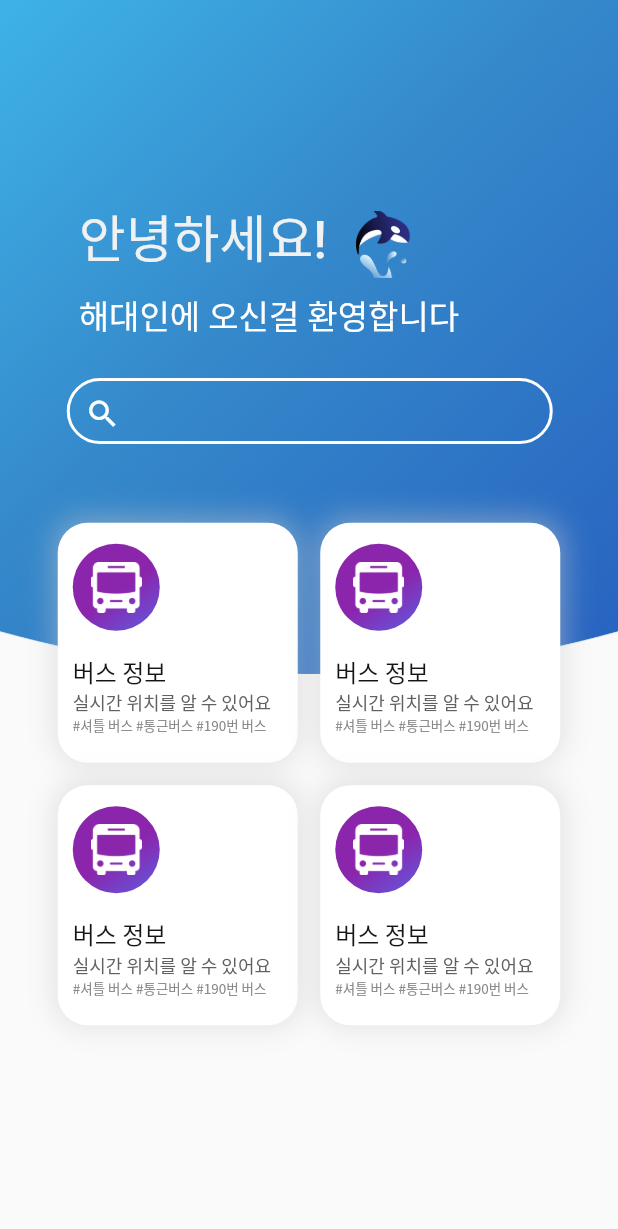
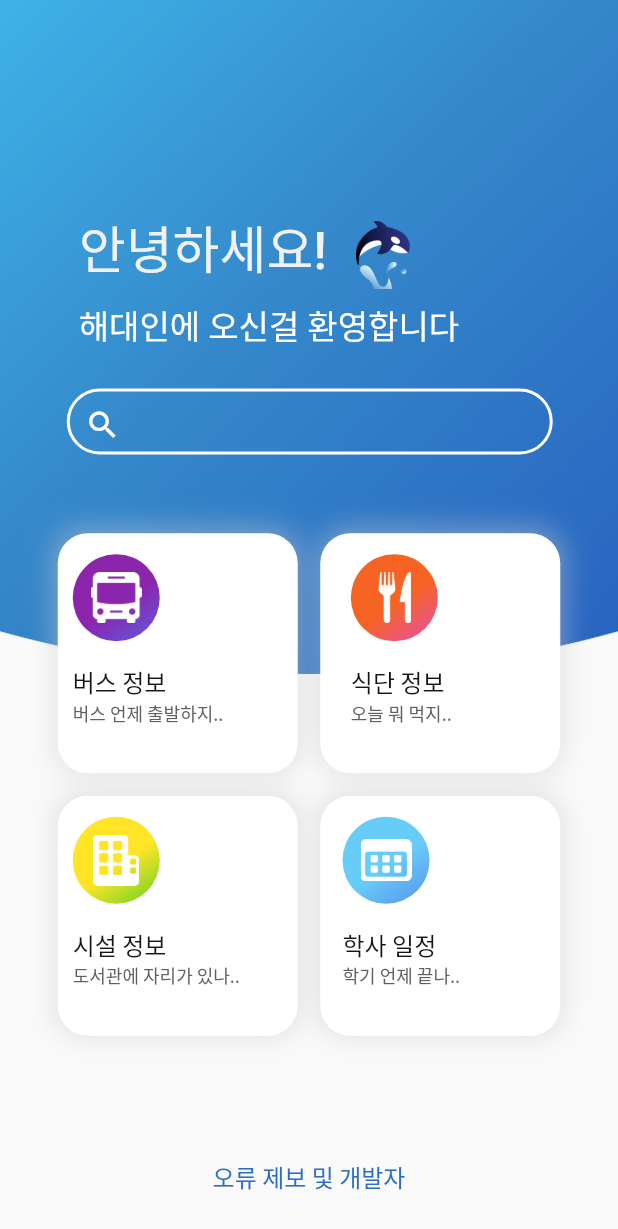
Before and after one commit to mini-wookie/KMOUIN_APP, a Flutter app: the screen it shows after launch, on a phone screen of 412 x 824 dp. Shown: the top 1229 px of the screen. Run offline on Flutter 3.47's test engine with Material 2 defaults, Android fonts, the phone set to English and light mode, and no system bars; Roboto replaces fonts that are missing (NotoSansKR-Light, NotoSansKR-Medium).

Commit message:
Refactoring + Customization _ 기본 레이아웃 작업 완료

```diff
--- a/lib/main.dart
+++ b/lib/main.dart
@@ -1,8 +1,9 @@
 import 'package:flutter/material.dart';
 import 'package:flutter/services.dart';
-import 'package:kmouin/screens/BusPage.dart';
-import 'package:kmouin/screens/MenuPage.dart';
 import 'widgets/TopContainer.dart';
+import 'widgets/mainPageData.dart';
+import 'widgets/mainCategory.dart';
+import 'widgets/mainIcon.dart';
 
 void main() {
   SystemChrome.setSystemUIOverlayStyle(SystemUiOverlayStyle(
@@ -45,6 +46,7 @@ class _MyHomePageState extends State<MyHomePage> {
             ),
           ),
           Container(
+            margin: EdgeInsets.only(top:112.0),
             child: Column(
               mainAxisAlignment: MainAxisAlignment.center,
               children: <Widget>[
@@ -118,8 +120,71 @@ class _MyHomePageState extends State<MyHomePage> {
                     ),
                   ],
                 ), //상단 타이틀 및 검색바 부분
-                CardRow(),
-                CardRow(),
+                Row(
+                  mainAxisAlignment: MainAxisAlignment.center,
+                  children: <Widget>[
+                    CategoryCards(
+                      logoContainer: IconContainer(
+                        startingColor: color1,
+                        endingColor: color2,
+                        iconImage: Image.asset('images/frontPage/bus@3x.png'),
+                      ),
+                      containerTitle: '버스 정보',
+                      containerDescription: '버스 언제 출발하지..',
+                      order: 1,
+                    ),
+                    CategoryCards(
+                      logoContainer: IconContainer(
+                        startingColor: color3,
+                        endingColor: color4,
+                        iconImage: Image.asset('images/frontPage/meal@3x.png'),
+                      ),
+                      containerTitle: '식단 정보',
+                      containerDescription: '오늘 뭐 먹지..',
+                      order: 2,
+                    ),
+                  ],
+                ),
+                Row(
+                  mainAxisAlignment: MainAxisAlignment.center,
+                  children: <Widget>[
+                    CategoryCards(
+                      logoContainer: IconContainer(
+                        startingColor: color5,
+                        endingColor: color6,
+                        iconImage:
+                            Image.asset('images/frontPage/facility@3x.png'),
+                      ),
+                      containerTitle: '시설 정보',
+                      containerDescription: '도서관에 자리가 있나..',
+                      order: 3,
+                    ),
+                    CategoryCards(
+                      logoContainer: IconContainer(
+                        startingColor: color7,
+                        endingColor: color8,
+                        iconImage: Image.asset('images/frontPage/sched@3x.png'),
+                      ),
+                      containerTitle: '학사 일정',
+                      containerDescription: '학기 언제 끝나..',
+                      order: 4,
+                    ),
+                  ],
+                ),
+                Center(
+                  child: // 오류 제보 및 개발자
+                      Container(
+                        margin: EdgeInsets.only(top:74.0),
+                        child: Text("오류 제보 및 개발자",
+                            style: const TextStyle(
+                                color: const Color(0xff2c6ec4),
+                                fontWeight: FontWeight.w500,
+                                fontFamily: "NotoSansKR",
+                                fontStyle: FontStyle.normal,
+                                fontSize: 16.0),
+                            textAlign: TextAlign.center),
+                      ),
+                ),
               ],
             ),
           ),
@@ -128,131 +193,3 @@ class _MyHomePageState extends State<MyHomePage> {
     );
   }
 }
-
-class CardRow extends StatelessWidget {
-  const CardRow({
-    Key key,
-  }) : super(key: key);
-
-  @override
-  Widget build(BuildContext context) {
-    return Row(
-      mainAxisAlignment: MainAxisAlignment.center,
-      children: <Widget>[
-        // Rectangle Copy 2
-        CategoryCards(),
-        CategoryCards(),
-      ],
-    );
-  }
-}
-
-class CategoryCards extends StatelessWidget {
-  const CategoryCards({
-    Key key,
-  }) : super(key: key);
-
-  @override
-  Widget build(BuildContext context) {
-    return Container(
-      margin: EdgeInsets.all(7.5),
-      width: 160,
-      height: 160,
-      alignment: Alignment.centerLeft,
-      padding: EdgeInsets.only(left:10.0),
-      decoration: BoxDecoration(
-        borderRadius: BorderRadius.all(Radius.circular(20)),
-        boxShadow: [
-          BoxShadow(
-            color: const Color(0x80cacaca),
-            offset: Offset(0, -1),
-            blurRadius: 16,
-            spreadRadius: 2,
-          ),
-        ],
-        color: const Color(0xffffffff),
-      ),
-      child: FlatButton(
-        padding: EdgeInsets.all(0.0),
-        onPressed: () {
-          Navigator.push(
-            context,
-            MaterialPageRoute(
-              builder: (context) => BusPage(),
-            ),
-          );
-        },
-        child: Column(
-          mainAxisAlignment: MainAxisAlignment.start,
-          crossAxisAlignment: CrossAxisAlignment.start,
-          children: <Widget>[
-            Container(
-              margin: EdgeInsets.fromLTRB(0.0, 14.0, 0.0, 15.0),
-              width: 58.0,
-              height: 58.0,
-              decoration: BoxDecoration(
-                borderRadius: BorderRadius.circular(58.0),
-                gradient: LinearGradient(
-                  begin: Alignment(
-                    0.20662397904829533,
-                    0,
-                  ),
-                  end: Alignment(
-                    0.8835055264559655,
-                    1.0000000000000002,
-                  ),
-                  colors: [
-                    const Color(0xff8b25ac),
-                    const Color(0xff6159de),
-                  ],
-                ),
-              ),
-              child: Container(
-                padding: EdgeInsets.all(12.0),
-                child: Image.asset(
-                  'images/frontPage/bus@3x.png',
-                ),
-              ),
-            ),
-            // 버스 정보
-            Text(
-              "버스 정보",
-              style: const TextStyle(
-                color: const Color(0xff131415),
-                fontWeight: FontWeight.w500,
-                fontFamily: "NotoSansKR",
-                fontStyle: FontStyle.normal,
-                fontSize: 16.0,
-              ),
-              textAlign: TextAlign.center,
-            ),
-            // 실시간 위치를 알 수 있어요
-            Text(
-              "실시간 위치를 알 수 있어요",
-              style: const TextStyle(
-                color: const Color(0xff5f605f),
-                fontWeight: FontWeight.w500,
-                fontFamily: "NotoSansKR",
-                fontStyle: FontStyle.normal,
-                fontSize: 12.0,
-              ),
-              textAlign: TextAlign.center,
-            ),
-            // #셔틀 버스
-            Text(
-              "#셔틀 버스 #통근버스 #190번 버스",
-              style: const TextStyle(
-                color: const Color(0xff878787),
-                fontWeight: FontWeight.w500,
-                fontFamily: "NotoSansKR",
-                fontStyle: FontStyle.normal,
-                fontSize: 9.0,
-              ),
-              textAlign: TextAlign.center,
-            )
-          ],
-        ),
-      ),
-    );
-  }
-}
--- /dev/null
+++ b/lib/widgets/mainCategory.dart
@@ -0,0 +1,93 @@
+import 'package:flutter/material.dart';
+import '../widgets/mainPageData.dart';
+
+class CategoryCards extends StatelessWidget {
+  CategoryCards({
+    @required this.logoContainer,
+    @required this.containerTitle,
+    @required this.containerDescription,
+    @required this.order,
+  });
+
+  final int order;
+  final logoContainer;
+  final String containerTitle;
+  final String containerDescription;
+
+  @override
+  Widget build(BuildContext context) {
+    return Container(
+      margin: EdgeInsets.all(7.5),
+      width: 160,
+      height: 160,
+      alignment: Alignment.centerLeft,
+      padding: EdgeInsets.only(left: 10.0),
+      decoration: BoxDecoration(
+        borderRadius: BorderRadius.all(Radius.circular(20)),
+        boxShadow: [
+          BoxShadow(
+            color: const Color(0x80cacaca),
+            offset: Offset(0, -1),
+            blurRadius: 16,
+            spreadRadius: 2,
+          ),
+        ],
+        color: const Color(0xffffffff),
+      ),
+      child: FlatButton(
+        padding: EdgeInsets.all(0.0),
+        onPressed: () {
+          Navigator.push(
+            context,
+            MaterialPageRoute(
+              builder: (context) => category[order-1],
+            ),
+          );
+        },
+        child: Column(
+          mainAxisAlignment: MainAxisAlignment.start,
+          crossAxisAlignment: CrossAxisAlignment.start,
+          children: <Widget>[
+            logoContainer,
+            // 버스 정보
+            Text(
+              containerTitle,
+              style: const TextStyle(
+                color: const Color(0xff131415),
+                fontWeight: FontWeight.w500,
+                fontFamily: "NotoSansKR",
+                fontStyle: FontStyle.normal,
+                fontSize: 16.0,
+              ),
+              textAlign: TextAlign.center,
+            ),
+            // 실시간 위치를 알 수 있어요
+            Text(
+              containerDescription,
+              style: const TextStyle(
+                color: const Color(0xff5f605f),
+                fontWeight: FontWeight.w500,
+                fontFamily: "NotoSansKR",
+                fontStyle: FontStyle.normal,
+                fontSize: 12.0,
+              ),
+              textAlign: TextAlign.center,
+            ),
+            // #셔틀 버스
+//            Text(
+//              "#셔틀 버스 #통근버스 #190번 버스",
+//              style: const TextStyle(
+//                color: const Color(0xff878787),
+//                fontWeight: FontWeight.w500,
+//                fontFamily: "NotoSansKR",
+//                fontStyle: FontStyle.normal,
+//                fontSize: 9.0,
+//              ),
+//              textAlign: TextAlign.center,
+//            )
+          ],
+        ),
+      ),
+    );
+  }
+}
--- /dev/null
+++ b/lib/widgets/mainIcon.dart
@@ -0,0 +1,43 @@
+import 'package:flutter/material.dart';
+
+class IconContainer extends StatelessWidget {
+  IconContainer({
+    @required this.startingColor,
+    @required this.endingColor,
+    @required this.iconImage,
+  });
+
+  final Color startingColor;
+  final Color endingColor;
+  final Image iconImage;
+
+  @override
+  Widget build(BuildContext context) {
+    return Container(
+      margin: EdgeInsets.fromLTRB(0.0, 14.0, 0.0, 15.0),
+      width: 58.0,
+      height: 58.0,
+      decoration: BoxDecoration(
+        borderRadius: BorderRadius.circular(58.0),
+        gradient: LinearGradient(
+          begin: Alignment(
+            0.20662397904829533,
+            0,
+          ),
+          end: Alignment(
+            0.8835055264559655,
+            1.0000000000000002,
+          ),
+          colors: [
+            startingColor,
+            endingColor,
+          ],
+        ),
+      ),
+      child: Container(
+        padding: EdgeInsets.all(12.0),
+        child: iconImage,
+      ),
+    );
+  }
+}
--- /dev/null
+++ b/lib/widgets/mainPageData.dart
@@ -0,0 +1,19 @@
+import 'package:flutter/material.dart';
+import 'package:kmouin/screens/BusPage.dart';
+import 'package:kmouin/screens/MenuPage.dart';
+
+const color1 = Color(0xff8b25ac);
+const color2 = Color(0xff6159de);
+const color3 = Color(0xfff66323);
+const color4 = Color(0xffe650a8);
+const color5 = Color(0xffffe526);
+const color6 = Color(0xff6ad327);
+const color7 = Color(0xff68ccf9);
+const color8 = Color(0xff5995eb);
+
+final cat1 = BusPage();
+final cat2 = MenuPage();
+final cat3 = BusPage();
+final cat4 = MenuPage();
+
+final List category = [cat1, cat2, cat3, cat4];
--- a/pubspec.yaml
+++ b/pubspec.yaml
@@ -14,7 +14,7 @@ description: DSC_KMOU
 version: 1.0.0+1
 
 environment:
-  sdk: ">=2.1.0 <3.0.0"
+  sdk: ">=2.2.0 <3.0.0"
 
 dependencies:
   flutter:
```
